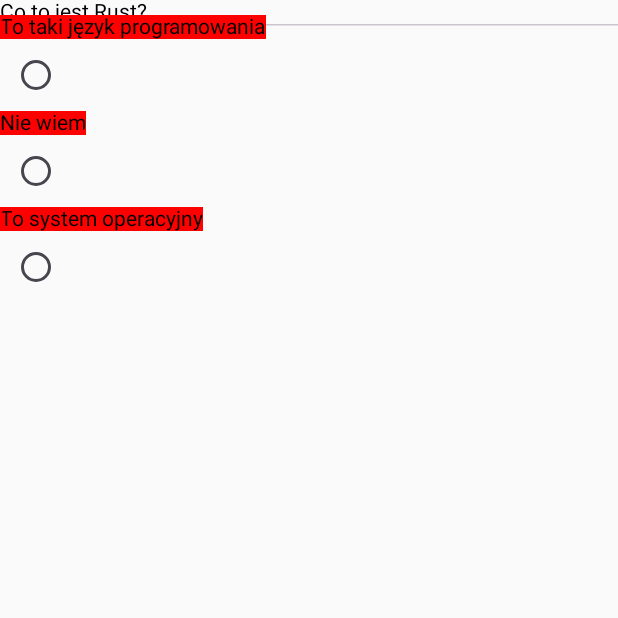
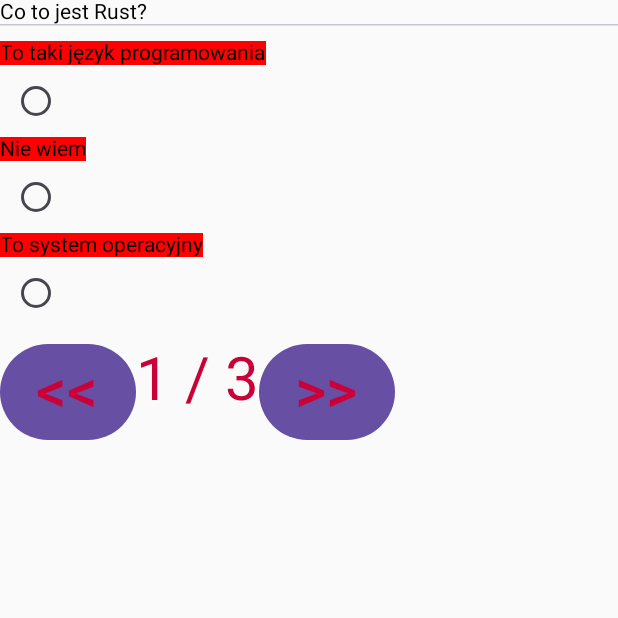
Before and after one commit to emo-mruczek/PathMaster, an Android app built with Jetpack Compose: the screen it shows after launch (CourseActivity), after a tap on "Podstawy Rusta", on a phone screen of 412 x 824 dp, the top half of it. Run offline under Robolectric (Android 15) with nearby library versions, the light colour scheme and no system bars.

Commit message:
fix question picker

```diff
--- a/app/src/main/java/pl/asiaki/pathmaster/CourseActivity.kt
+++ b/app/src/main/java/pl/asiaki/pathmaster/CourseActivity.kt
@@ -4,21 +4,27 @@
 import androidx.activity.ComponentActivity
 import androidx.activity.compose.setContent
 import androidx.activity.enableEdgeToEdge
+import androidx.collection.MutableIntList
+import androidx.collection.mutableIntListOf
 import androidx.compose.foundation.background
 import androidx.compose.foundation.layout.Arrangement
 import androidx.compose.foundation.layout.Column
 import androidx.compose.foundation.layout.ColumnScope
+import androidx.compose.foundation.layout.Row
 import androidx.compose.foundation.layout.fillMaxSize
 import androidx.compose.foundation.layout.padding
 import androidx.compose.foundation.lazy.LazyColumn
 import androidx.compose.foundation.lazy.itemsIndexed
 import androidx.compose.foundation.shape.RoundedCornerShape
+import androidx.compose.material3.Button
 import androidx.compose.material3.HorizontalDivider
 import androidx.compose.material3.RadioButton
 import androidx.compose.material3.Text
 import androidx.compose.runtime.Composable
+import androidx.compose.runtime.collection.mutableVectorOf
 import androidx.compose.runtime.getValue
 import androidx.compose.runtime.mutableIntStateOf
+import androidx.compose.runtime.mutableStateListOf
 import androidx.compose.runtime.remember
 import androidx.compose.runtime.setValue
 import androidx.compose.ui.Alignment
@@ -29,6 +35,7 @@
 import androidx.compose.ui.unit.dp
 import androidx.compose.ui.unit.em
 import kotlinx.serialization.json.Json
+import pl.asiaki.pathmaster.ui.theme.Red
 
 @Composable
 fun Center(
@@ -45,8 +52,12 @@
 @Composable
 fun Question(
     question: QuestionData,
+    questionIndex: Int,
+    questionCount: Int,
     onSelect: (Int) -> Unit,
+    onMove: (Int) -> Unit,
 ) {
+    Column {
         Column {
             Text(
                 question.question
@@ -74,12 +85,38 @@
                 )
             }
         }
+
+        Row {
+            Button(
+                onClick = { onMove(-1) }
+            ) {
+                Text(
+                    text = "<<",
+                    fontSize = 5.em,
+                    color = Red,
+                )
+            }
+
+            Text(
+                text = "${questionIndex + 1} / $questionCount",
+                fontSize = 5.em,
+                color = Red,
+            )
+
+            Button(
+                onClick = { onMove(1) }
+            ) {
+                Text(
+                    text = ">>",
+                    fontSize = 5.em,
+                    color = Red,
+                )
+            }
+        }
+    }
 }
 
 class CourseActivity : ComponentActivity() {
-    private var answers: IntArray = intArrayOf()
-    private var currentQuestion: Int = 0
-
     override fun onCreate(savedInstanceState: Bundle?) {
         enableEdgeToEdge()
         super.onCreate(savedInstanceState)
@@ -107,13 +144,24 @@
                 return@setContent
             }
 
-            answers = IntArray(course.questions.size) { -1 }
+            val answers = remember { mutableStateListOf(*Array(course.questions.size) { -1 }) }
+            var currentQuestion by remember { mutableIntStateOf(0) }
 
             val onSelect: (Int) -> Unit = { index ->
                 answers[currentQuestion] = index
             }
 
-            Question(course.questions[currentQuestion], onSelect)
+            val onMove: (Int) -> Unit = { offset ->
+                currentQuestion += offset
+            }
+
+            Question(
+                course.questions[currentQuestion],
+                currentQuestion,
+                course.questions.size,
+                onSelect,
+                onMove
+            )
         }
     }
 }
```
Lines whose indentation alone changed are shown as unchanged.
